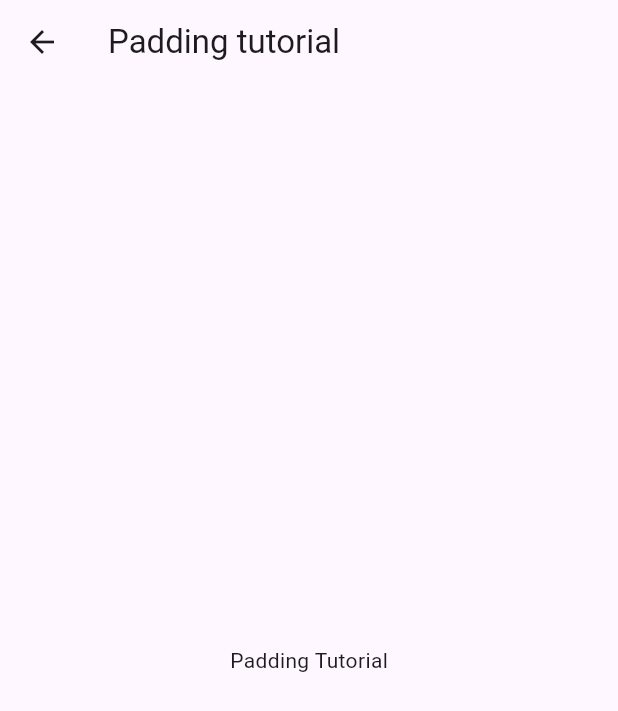
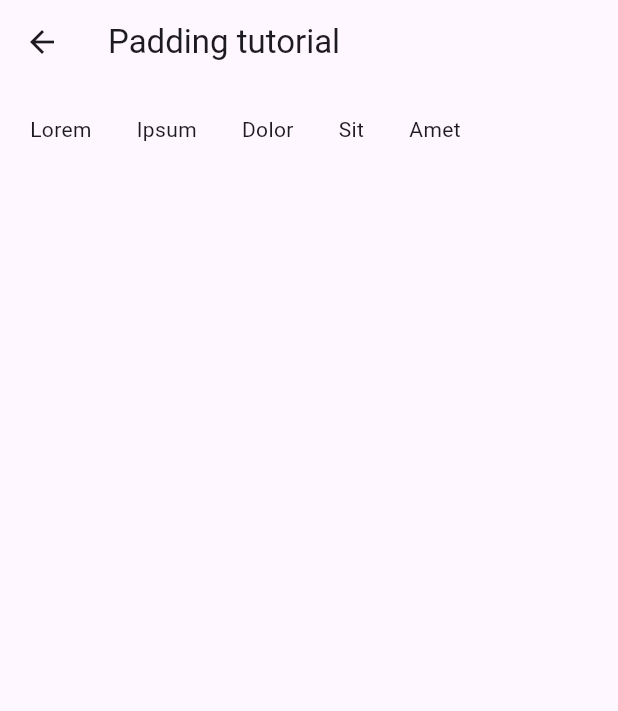
Before and after one commit to farabie/flutter_2024, a Flutter app: the PaddingTutorial screen opened directly, on a phone screen of 412 x 824 dp. Shown: the top 711 px of the screen. Run offline on Flutter 3.47's test engine with Material 3 defaults, Android fonts, the phone set to English and light mode, and no system bars; our stand-ins replace google_fonts; project files that could hold a hidden picture were left out.

Commit message:
Padding Tutorial

```diff
--- a/lib/ui/pages/padding_tutorial.dart
+++ b/lib/ui/pages/padding_tutorial.dart
@@ -6,12 +6,32 @@ class PaddingTutorial extends StatelessWidget {
   @override
   Widget build(BuildContext context) {
     return Scaffold(
-      appBar: AppBar(
-        title: const Text("Padding tutorial"),
-      ),
-      body: const Center(
-        child: Text("Padding Tutorial"),
-      ),
-    );
+        appBar: AppBar(
+          title: const Text("Padding tutorial"),
+        ),
+        body: const Row(
+          children: [
+            Padding(
+              padding: EdgeInsets.fromLTRB(20, 20, 10, 0),
+              child: Text("Lorem"),
+            ),
+            Padding(
+              padding: EdgeInsets.fromLTRB(20, 20, 10, 0),
+              child: Text("Ipsum"),
+            ),
+            Padding(
+              padding: EdgeInsets.fromLTRB(20, 20, 10, 0),
+              child: Text("Dolor"),
+            ),
+            Padding(
+              padding: EdgeInsets.fromLTRB(20, 20, 10, 0),
+              child: Text("Sit"),
+            ),
+            Padding(
+              padding: EdgeInsets.fromLTRB(20, 20, 10, 0),
+              child: Text("Amet"),
+            )
+          ],
+        ));
   }
 }
```
